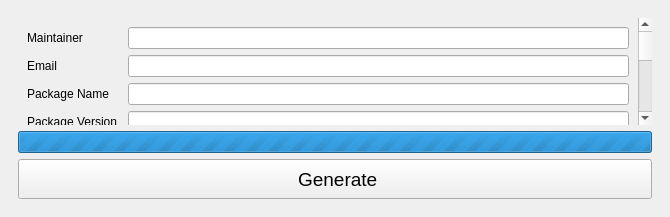
Above: src/mainwindow.ui from slopjong/eclipse-artifacts before the change. Below: the same form after it.
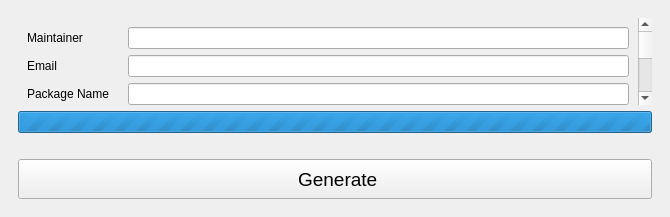
That is the form after the change. The open tabs and pages were chosen to show the change. Icons and pictures are not drawn.

What changed in the file:
```diff
--- a/src/mainwindow.ui
+++ b/src/mainwindow.ui
@@ -11,7 +11,7 @@
    </rect>
   </property>
   <property name="sizePolicy">
-   <sizepolicy hsizetype="Preferred" vsizetype="Fixed">
+   <sizepolicy hsizetype="Preferred" vsizetype="Preferred">
     <horstretch>0</horstretch>
     <verstretch>0</verstretch>
    </sizepolicy>
@@ -123,7 +123,7 @@
             <rect>
              <x>0</x>
              <y>0</y>
-             <width>619</width>
+             <width>634</width>
              <height>312</height>
             </rect>
            </property>
@@ -247,6 +247,13 @@
             </property>
            </widget>
           </item>
+          <item>
+           <widget class="QLabel" name="fileDownloading">
+            <property name="text">
+             <string/>
+            </property>
+           </widget>
+          </item>
           <item>
            <widget class="QPushButton" name="generateButton">
             <property name="enabled">
```
